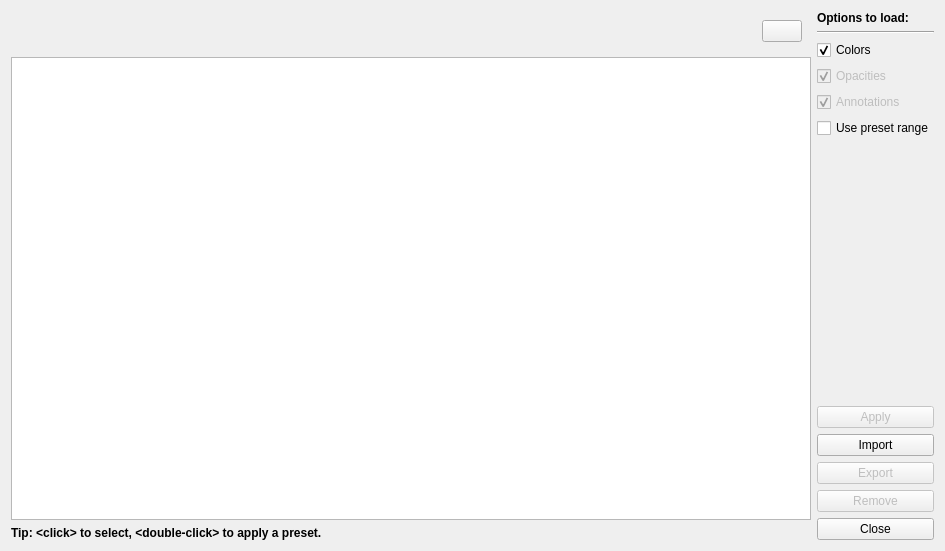
Above: Qt/Components/Resources/UI/pqPresetDialog.ui from Kitware/ParaView before the change. Below: the same form after it.
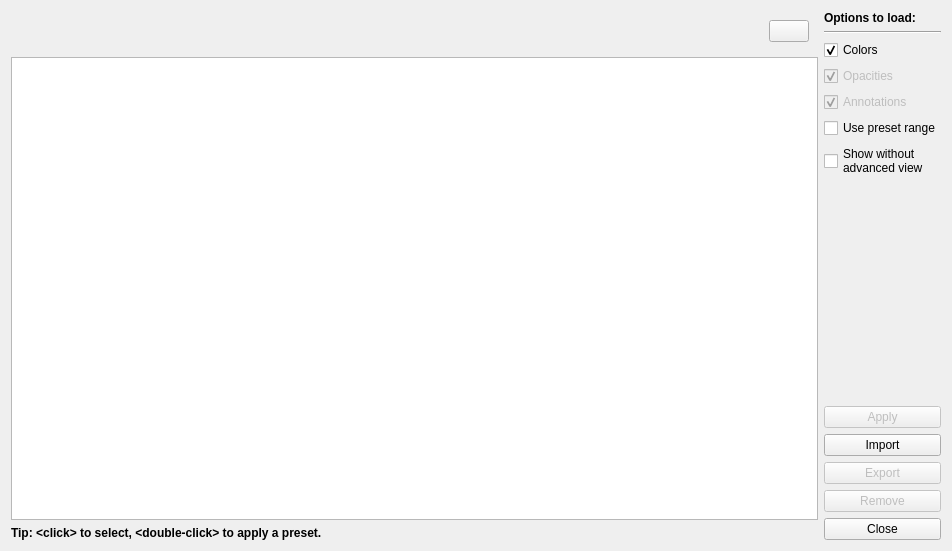
That is the form after the change. Icons and pictures are not drawn. Custom widgets are drawn as their Qt base class.

Commit message:
Allow user to set custom preset that show up on the default preset view
Currently context menu that allows adding and removing custom presets
from the default view.

The edit to the form file:
```diff
--- a/Qt/Components/Resources/UI/pqPresetDialog.ui
+++ b/Qt/Components/Resources/UI/pqPresetDialog.ui
@@ -6,7 +6,7 @@
    <rect>
     <x>0</x>
     <y>0</y>
-    <width>547</width>
+    <width>952</width>
     <height>551</height>
    </rect>
   </property>
@@ -126,6 +126,14 @@
        </property>
       </widget>
      </item>
+     <item>
+      <widget class="QCheckBox" name="showDefault">
+       <property name="text">
+        <string>Show without
+advanced view</string>
+       </property>
+      </widget>
+     </item>
      <item>
       <spacer name="verticalSpacer">
        <property name="orientation">
```
The commit also changes 2 other files.
